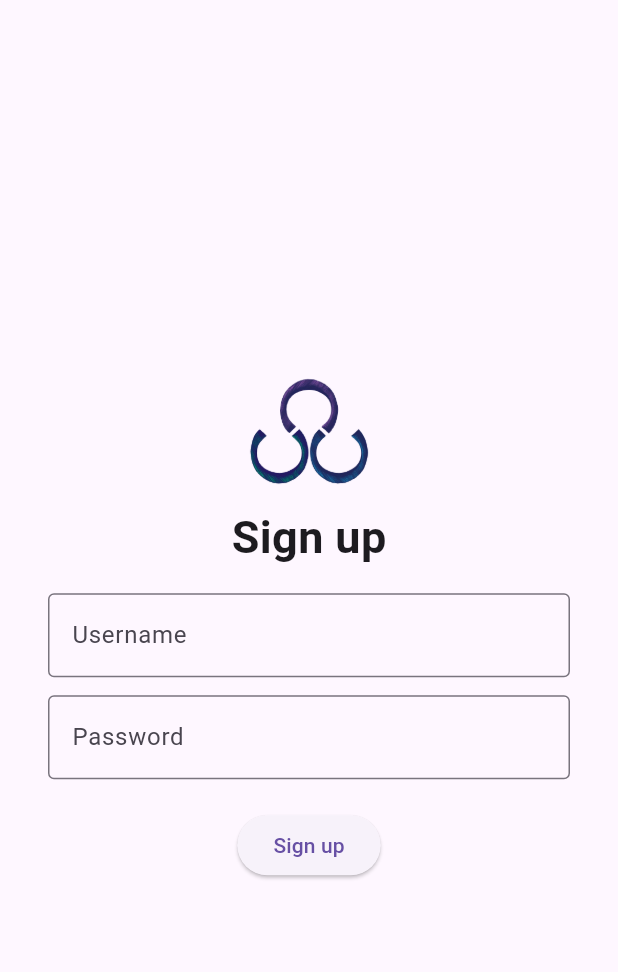
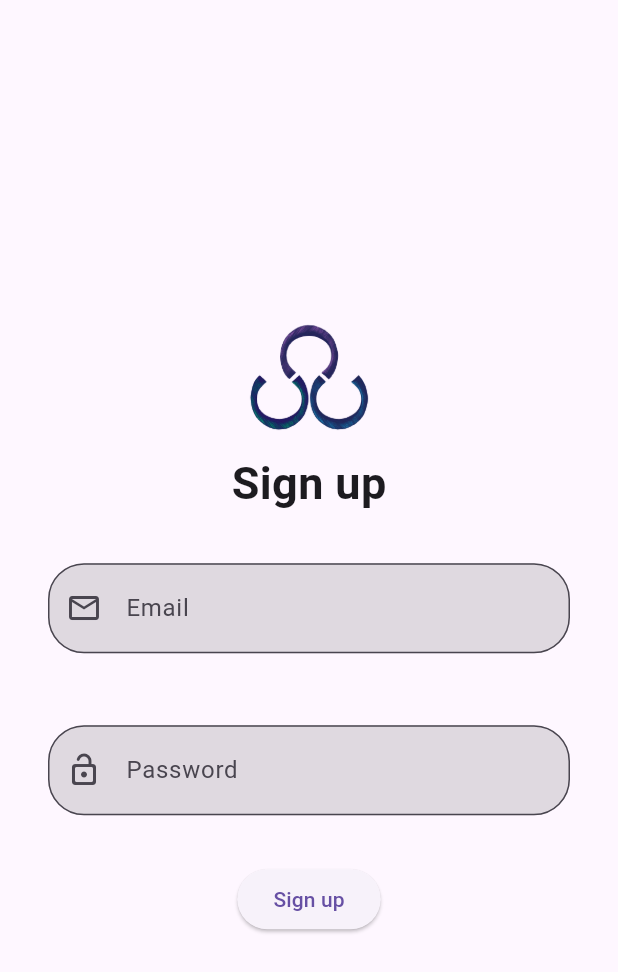
Before and after one commit to AlvinShaoPortfolio/Crivanta, a Flutter app: the screen it shows after launch, after a tap on an icon or button, on a phone screen of 412 x 824 dp. Shown: the top 972 px of the screen. Run offline on Flutter 3.47's test engine with Material 3 defaults, Android fonts, the phone set to English and light mode, and no system bars; our stand-ins replace firebase_auth, firebase_core; accounts and stored records are empty; network calls fail.

Commit message:
Sign up logic added with firebase

```diff
--- /dev/null
+++ b/lib/FirebaseAuthentication.dart
@@ -0,0 +1,19 @@
+import 'package:firebase_auth/firebase_auth.dart';
+
+class FirebaseAuthentication {
+  final FirebaseAuth _auth = FirebaseAuth.instance;
+
+  Future<UserCredential> signIn(String email, String password) {
+    return _auth.signInWithEmailAndPassword(email: email, password: password);
+  }
+
+  Future<UserCredential> signUp(String email, String password) {
+    return _auth.createUserWithEmailAndPassword(email: email, password: password);
+  }
+
+  Future<void> signOut() {
+    return _auth.signOut();
+  }
+
+  User? get currentUser => _auth.currentUser;
+}
--- /dev/null
+++ b/lib/HeaderFileForFunctions.dart
@@ -0,0 +1,46 @@
+import 'package:flutter/material.dart';
+
+class CrivantaLogo extends StatelessWidget{
+  const CrivantaLogo({super.key});
+
+  @override
+  Widget build(BuildContext context){
+    return Image.asset(
+      'assets/images/crivantaLogo.png',
+      width: 100,
+      height: 100,
+    );
+  }
+}
+
+class InputField extends StatelessWidget{
+  final IconData myIcon;
+  final double horizontalInset, verticalInset;
+  final String text;
+  final Color myColor;
+  final bool obscureText;
+  final TextEditingController? controller;
+
+  const InputField({super.key, required this.myIcon, required this.horizontalInset, required this.verticalInset, required this.text, required this.myColor, required this.obscureText, required this.controller});
+
+  @override
+  Widget build(BuildContext context){
+    return Padding(
+      padding: EdgeInsets.symmetric(horizontal: horizontalInset, vertical: verticalInset),
+      child: TextField(
+        controller: controller,
+        obscureText: obscureText,
+        decoration: InputDecoration(
+          filled: true,
+          fillColor: myColor,
+          prefixIcon: Icon(myIcon),
+          border: OutlineInputBorder(
+            borderRadius: BorderRadius.circular(24),
+          ),
+          hintText: text,
+          contentPadding: EdgeInsets.symmetric(horizontal: 16, vertical: 18)
+        ),
+      ),
+    );
+  }
+}
--- a/lib/LoginScreen.dart
+++ b/lib/LoginScreen.dart
@@ -1,6 +1,7 @@
 import 'package:flutter/material.dart';
 import 'SignupScreen.dart';
 import 'profileCreation.dart';
+import 'HeaderFileForFunctions.dart';
 
 class LoginScreen extends StatelessWidget {
   const LoginScreen({super.key});
@@ -8,55 +9,23 @@ class LoginScreen extends StatelessWidget {
   @override
   Widget build(BuildContext context) {
     return Scaffold(
-      body: Center(
+      body: SingleChildScrollView(
+        child: Padding(
+          padding: const EdgeInsets.only(top: 160),
           child: Column(
             mainAxisAlignment: MainAxisAlignment.start,
             crossAxisAlignment: CrossAxisAlignment.center,
             mainAxisSize: MainAxisSize.min,
             children: [
-            Image.asset(
-              'assets/images/crivantaLogo.png',
-              width: 100,
-              height: 100,
-            ),
-
+              CrivantaLogo(),
               const Text('Welcome to Crivanta', style: TextStyle(fontSize: 30, fontWeight: FontWeight.bold)),
               const Text('Sign in to continue', style: TextStyle(fontSize: 15)),
-            Padding(
-              padding: const EdgeInsets.symmetric(vertical: 50)
-            ),
-
-            Padding(
-              padding: const EdgeInsets.symmetric(horizontal: 32, vertical: 10),
-              child: TextField(
-                decoration: InputDecoration(
-                  filled: true,
-                  fillColor: Color(0xFFF0F0F0),
-                  prefixIcon: Icon(Icons.email_outlined),
-                  border: OutlineInputBorder(),
-                  hintText: 'Email',
-                  focusColor: Colors.blueGrey,
-                ),
-              ),
-            ),
-
-            Padding(
-              padding: const EdgeInsets.symmetric(horizontal: 32, vertical: 15),
-              child: TextField(
-                obscureText: true,
-                decoration: InputDecoration(
-                  filled: true,
-                  fillColor: Color(0xFFF0F0F0),
-                  prefixIcon: Icon(Icons.lock_open_rounded),
-                  border: OutlineInputBorder(),
-                  hintText: 'Password',
-                  focusColor: Colors.blueGrey,
-                ),
-              ),
-            ),
-
-            Padding(
-              padding: const EdgeInsets.symmetric(vertical: 10, horizontal: 32),
+              SizedBox(height: 20),
+              //InputField(myIcon: Icons.email_outlined, horizontalInset: 32, verticalInset: 16, text: "Email", myColor: Colors.black12, obscureText: false),
+              SizedBox(height: 10),
+              //InputField(myIcon: Icons.lock_open_rounded, horizontalInset: 32, verticalInset: 16, text: "Password", myColor: Colors.black12, obscureText: true),
+              Padding( //sign in button
+                padding: const EdgeInsets.symmetric(vertical: 20, horizontal: 32),
                 child: SizedBox(
                   width: double.infinity,
                   child: ElevatedButton(
@@ -79,7 +48,7 @@ class LoginScreen extends StatelessWidget {
                 ),
               ),
 
-            TextButton(
+              TextButton( //redirection to the sign up page button
                 onPressed: () {
                   Navigator.push(
                     context,
@@ -91,6 +60,7 @@ class LoginScreen extends StatelessWidget {
             ],
           ),
         ),
+      ),
     );
   }
 }
--- a/lib/SignupScreen.dart
+++ b/lib/SignupScreen.dart
@@ -1,13 +1,30 @@
 import 'package:flutter/material.dart';
 import 'profileCreation.dart';
+import 'HeaderFileForFunctions.dart';
 
-class SignupScreen extends StatelessWidget {
+import 'package:firebase_auth/firebase_auth.dart';
+import 'FirebaseAuthentication.dart';
+
+
+class SignupScreen extends StatefulWidget {
   const SignupScreen({super.key});
+
+  @override
+  State<SignupScreen> createState() => _SignupScreen();
+}
+
+
+class _SignupScreen extends State<SignupScreen>{
+  final authService = FirebaseAuthentication();
+  final emailController = TextEditingController();
+  final passwordController = TextEditingController();
+  String error = '';
 
   @override
   Widget build(BuildContext context) {
     return Scaffold(
       body: Center(
+        child: SingleChildScrollView(
           child: Column(
             mainAxisAlignment: MainAxisAlignment.start,
             crossAxisAlignment: CrossAxisAlignment.center,
@@ -20,37 +37,43 @@ class SignupScreen extends StatelessWidget {
               ),
               const Text('Sign up', style: TextStyle(fontSize: 30, fontWeight: FontWeight.bold)),
               const SizedBox(height: 16),
-            const Padding(
-              padding: EdgeInsets.symmetric(horizontal: 32),
-              child: TextField(
-                decoration: InputDecoration(
-                  border: OutlineInputBorder(),
-                  hintText: 'Username',
+              InputField(myIcon: Icons.email_outlined, horizontalInset: 32, verticalInset: 16, text: "Email", myColor: Colors.black12, obscureText: false, controller: emailController),
+              const SizedBox(height: 16),
+              InputField(myIcon: Icons.lock_open_rounded, horizontalInset: 32, verticalInset: 16,text: "Password", myColor: Colors.black12, obscureText: true, controller: passwordController),
+              const SizedBox(height: 16),
+
+              if (error.isNotEmpty)
+                Padding(
+                  padding: const EdgeInsets.symmetric(
+                      horizontal: 32.0, vertical: 8),
+                  child: Text(
+                    error,
+                    style: const TextStyle(
+                        color: Colors.red, fontWeight: FontWeight.bold),
+                    textAlign: TextAlign.center,
                   ),
                 ),
-            ),
-            const SizedBox(height: 12),
-            const Padding(
-              padding: EdgeInsets.symmetric(horizontal: 32),
-              child: TextField(
-                decoration: InputDecoration(
-                  border: OutlineInputBorder(),
-                  hintText: 'Password',
-                ),
-              ),
-            ),
-            const SizedBox(height: 20),
+
               ElevatedButton(
-              onPressed: () {
-                Navigator.push(
-                  context,
-                  MaterialPageRoute(builder: (context) => const ProfileCreationScreen()),
+                onPressed: () async {
+                  try {
+                    await authService.signUp(
+                      emailController.text.trim(),
+                      passwordController.text.trim(),
                     );
+                    Navigator.pushReplacement(context, MaterialPageRoute(builder: (context) => const ProfileCreationScreen()),);
+                  }
+                  on FirebaseAuthException catch (e) {
+                    setState(() {
+                      error = e.message ?? 'Signup failed';
+                    });
+                  }
                 },
                 child: const Text('Sign up'),
               ),
             ],
           ),
+        )
       ),
     );
   }
--- a/lib/main.dart
+++ b/lib/main.dart
@@ -1,10 +1,13 @@
 import 'package:flutter/material.dart';
 import 'package:firebase_core/firebase_core.dart';
+import 'firebase_options.dart';
 import 'WelcomeScreen.dart';
 
 void main() async {
   WidgetsFlutterBinding.ensureInitialized();
-  await Firebase.initializeApp();
+  await Firebase.initializeApp(
+    options: DefaultFirebaseOptions.currentPlatform,
+  );
   runApp(const MyApp());
 }
 
```
Lines whose indentation alone changed are shown as unchanged.
